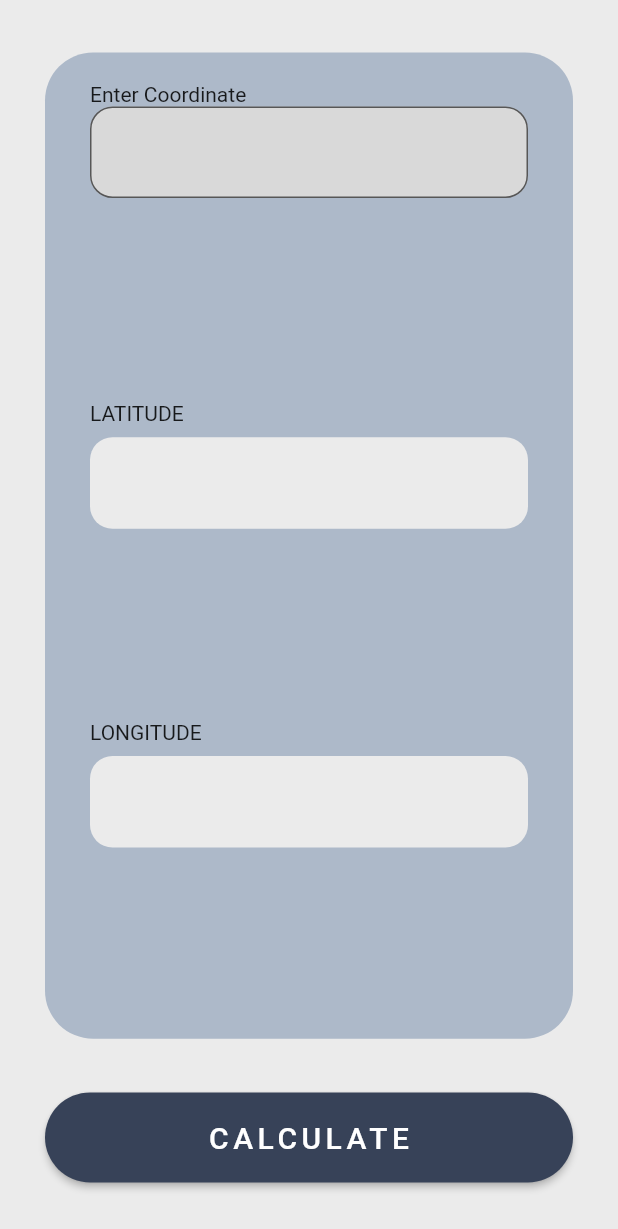
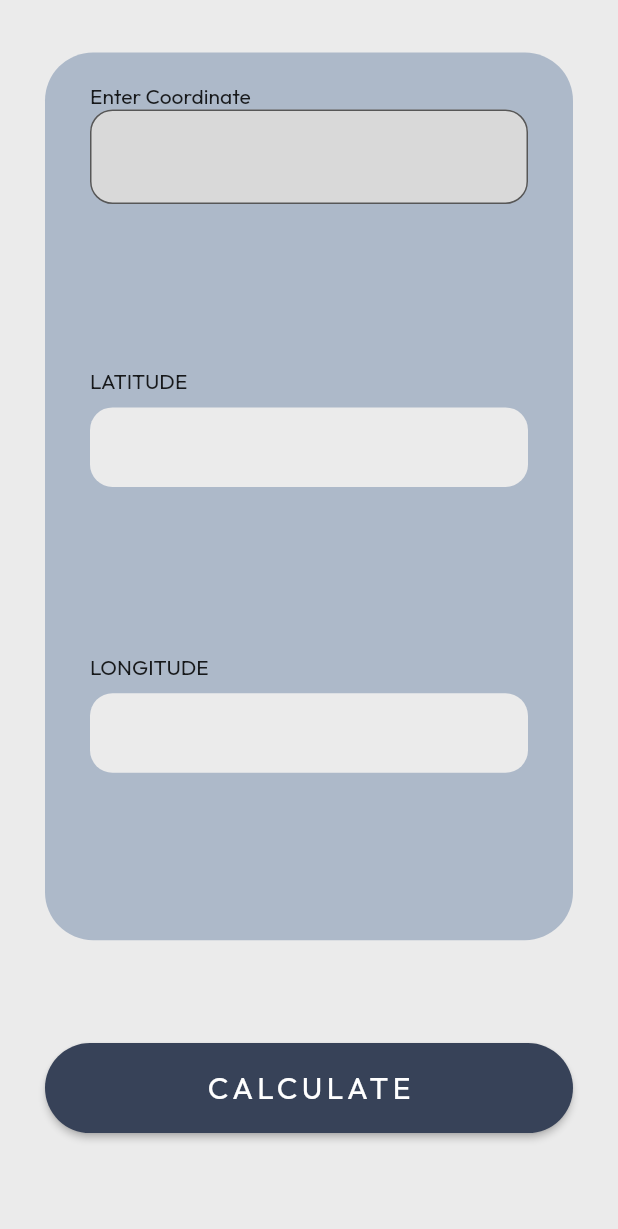
Before and after one commit to assh/gps_convertor, a Flutter app: the screen it shows after launch, after a tap on "CALCULATE", on a phone screen of 412 x 824 dp. Shown: the top 1229 px of the screen. Run offline on Flutter 3.47's test engine with Material 2 defaults, Android fonts, the phone set to English and light mode, and no system bars.

Commit message:
Added fonts

```diff
--- a/lib/homeapp.dart
+++ b/lib/homeapp.dart
@@ -25,7 +25,7 @@ class _HomeState extends State<Home> {
       var s = (decLat - d - (m / 60.0)) * 3600;
       var tmp = s.toStringAsFixed(2);
       s = double.parse(tmp);
-      latitude = '$d $m\' $s"';
+      latitude = '$d\u00B0 $m\' $s"';
 
       //Longitude
       d = decLon.floor();
@@ -33,7 +33,7 @@ class _HomeState extends State<Home> {
       s = (decLon - d - (m / 60.0)) * 3600;
       tmp = s.toStringAsFixed(2);
       s = double.parse(tmp);
-      longitude = '$d $m\' $s"';
+      longitude = '$d\u00B0 $m\' $s"';
     });
   }
 
@@ -46,7 +46,7 @@ class _HomeState extends State<Home> {
         child: Column(
           children: [
             Flexible(
-              flex: 5,
+              flex: 3,
               child: Container(
                 padding: const EdgeInsets.only(
                   top: 20,
@@ -95,7 +95,7 @@ class _HomeState extends State<Home> {
                           Container(
                             alignment: Alignment.center,
                             margin: EdgeInsets.symmetric(vertical: 8),
-                            padding: EdgeInsets.all(20),
+                            padding: EdgeInsets.all(15),
                             decoration: BoxDecoration(
                                 color: const Color.fromARGB(255, 235, 235, 235),
                                 borderRadius: BorderRadius.circular(15)),
@@ -114,7 +114,7 @@ class _HomeState extends State<Home> {
                           Container(
                             alignment: Alignment.center,
                             margin: EdgeInsets.symmetric(vertical: 8),
-                            padding: EdgeInsets.all(20),
+                            padding: EdgeInsets.all(15),
                             decoration: BoxDecoration(
                                 color: const Color.fromARGB(255, 235, 235, 235),
                                 borderRadius: BorderRadius.circular(15)),
--- a/lib/main.dart
+++ b/lib/main.dart
@@ -1,8 +1,12 @@
 import 'package:flutter/material.dart';
+import 'package:flutter/services.dart';
 
 import './homeapp.dart';
 
 void main() {
+  WidgetsFlutterBinding.ensureInitialized();
+  SystemChrome.setPreferredOrientations(
+      [DeviceOrientation.portraitUp, DeviceOrientation.portraitDown]);
   runApp(const MyApp());
 }
 
@@ -12,6 +16,9 @@ class MyApp extends StatelessWidget {
   @override
   Widget build(BuildContext context) {
     return MaterialApp(
+      theme: ThemeData(
+        fontFamily: 'Outfit',
+      ),
       debugShowCheckedModeBanner: false,
       home: Home(),
     );
```
Also changed, not shown: pubspec.yaml (+9 -14 lines), assets/fonts/Outfit-Black.ttf (added), assets/fonts/Outfit-Bold.ttf (added), assets/fonts/Outfit-ExtraBold.ttf (added), assets/fonts/Outfit-ExtraLight.ttf (added), assets/fonts/Outfit-Light.ttf (added), assets/fonts/Outfit-Medium.ttf (added), assets/fonts/Outfit-Regular.ttf (added), assets/fonts/Outfit-SemiBold.ttf (added), assets/fonts/Outfit-Thin.ttf (added).
